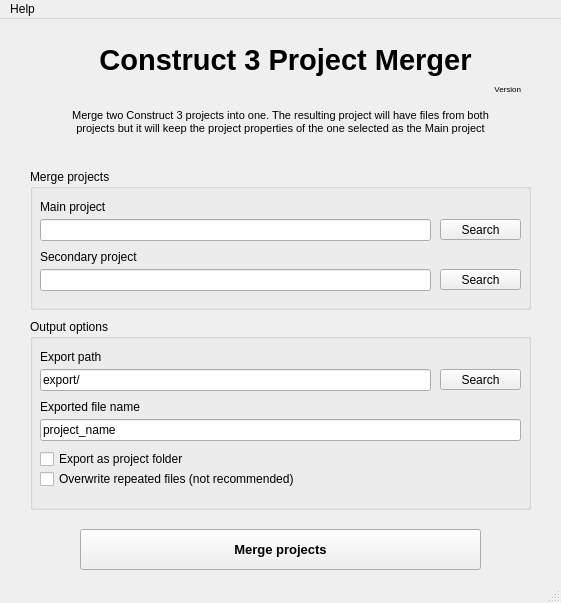
The window that c3pm_view.ui (cb130felix/C3PM) describes before a commit, drawn with Qt 5.
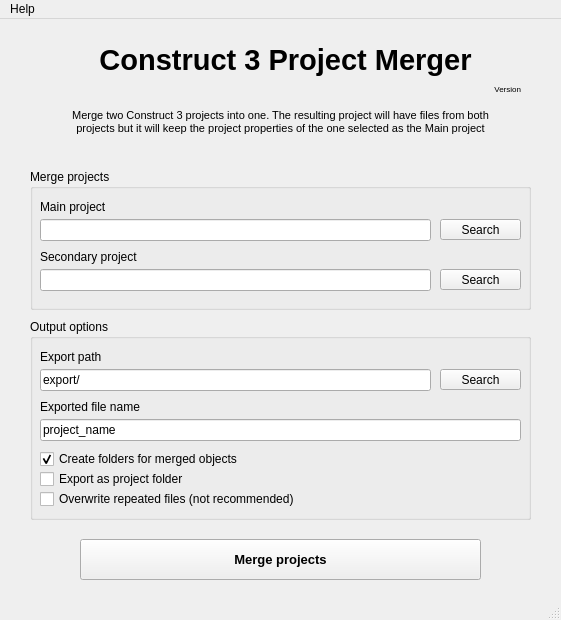
The same window after the commit.

The edit to the form file:
```diff
--- a/c3pm_view.ui
+++ b/c3pm_view.ui
@@ -7,7 +7,7 @@
     <x>0</x>
     <y>0</y>
     <width>561</width>
-    <height>603</height>
+    <height>620</height>
    </rect>
   </property>
   <property name="windowTitle">
@@ -157,7 +157,7 @@
     <property name="geometry">
      <rect>
       <x>80</x>
-      <y>510</y>
+      <y>520</y>
       <width>401</width>
       <height>41</height>
      </rect>
@@ -182,7 +182,7 @@
       <x>30</x>
       <y>300</y>
       <width>501</width>
-      <height>191</height>
+      <height>201</height>
      </rect>
     </property>
     <property name="title">
@@ -244,7 +244,7 @@
      <property name="geometry">
       <rect>
        <x>10</x>
-       <y>150</y>
+       <y>170</y>
        <width>341</width>
        <height>20</height>
       </rect>
@@ -257,7 +257,7 @@
      <property name="geometry">
       <rect>
        <x>10</x>
-       <y>130</y>
+       <y>150</y>
        <width>281</width>
        <height>20</height>
       </rect>
@@ -282,6 +282,22 @@
       <string>Search</string>
      </property>
     </widget>
+    <widget class="QCheckBox" name="checkBox_createFolders">
+     <property name="geometry">
+      <rect>
+       <x>10</x>
+       <y>130</y>
+       <width>281</width>
+       <height>20</height>
+      </rect>
+     </property>
+     <property name="text">
+      <string>Create folders for merged objects</string>
+     </property>
+     <property name="checked">
+      <bool>true</bool>
+     </property>
+    </widget>
    </widget>
    <widget class="QLabel" name="label_explain">
     <property name="geometry">
```
